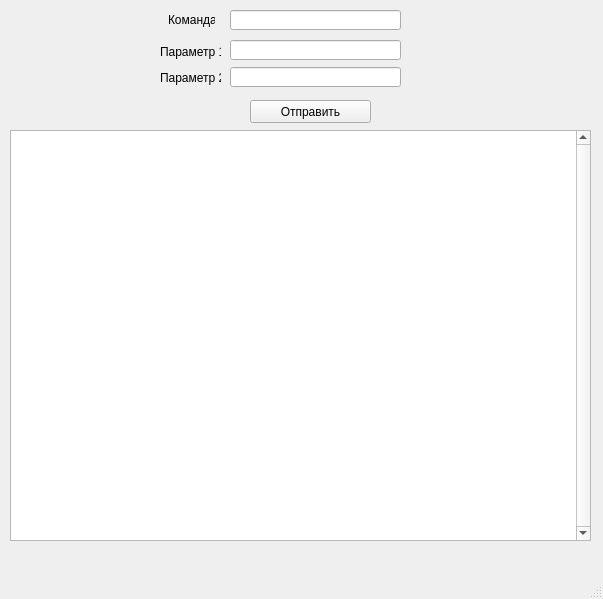
Old version of the form Server/server.ui in the repository iambarsik/QtSockets.
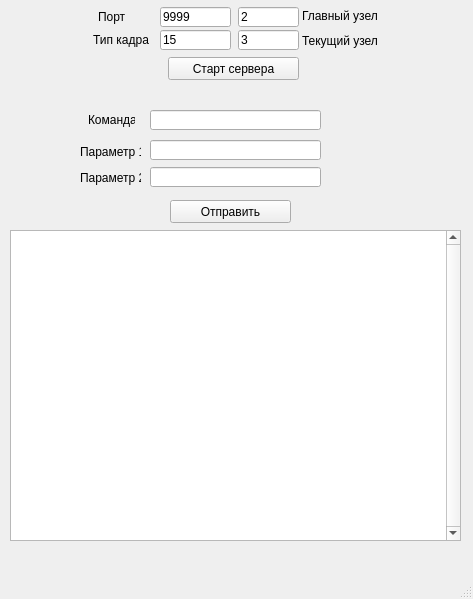
New version of the form.

```diff
--- a/Server/server.ui
+++ b/Server/server.ui
@@ -6,7 +6,7 @@
    <rect>
     <x>0</x>
     <y>0</y>
-    <width>603</width>
+    <width>473</width>
     <height>599</height>
    </rect>
   </property>
@@ -17,8 +17,8 @@
    <widget class="QPushButton" name="pushButton">
     <property name="geometry">
      <rect>
-      <x>250</x>
-      <y>100</y>
+      <x>170</x>
+      <y>200</y>
       <width>121</width>
       <height>23</height>
      </rect>
@@ -30,8 +30,8 @@
    <widget class="QLineEdit" name="lineCommand">
     <property name="geometry">
      <rect>
-      <x>230</x>
-      <y>10</y>
+      <x>150</x>
+      <y>110</y>
       <width>171</width>
       <height>20</height>
      </rect>
@@ -40,8 +40,8 @@
    <widget class="QLabel" name="label_2">
     <property name="geometry">
      <rect>
-      <x>160</x>
-      <y>44</y>
+      <x>80</x>
+      <y>144</y>
       <width>61</width>
       <height>16</height>
      </rect>
@@ -53,8 +53,8 @@
    <widget class="QLabel" name="label_3">
     <property name="geometry">
      <rect>
-      <x>160</x>
-      <y>70</y>
+      <x>80</x>
+      <y>170</y>
       <width>61</width>
       <height>16</height>
      </rect>
@@ -66,8 +66,8 @@
    <widget class="QLineEdit" name="linePar2">
     <property name="geometry">
      <rect>
-      <x>230</x>
-      <y>67</y>
+      <x>150</x>
+      <y>167</y>
       <width>171</width>
       <height>20</height>
      </rect>
@@ -76,8 +76,8 @@
    <widget class="QLabel" name="label">
     <property name="geometry">
      <rect>
-      <x>168</x>
-      <y>10</y>
+      <x>88</x>
+      <y>110</y>
       <width>47</width>
       <height>20</height>
      </rect>
@@ -89,8 +89,8 @@
    <widget class="QLineEdit" name="linePar1">
     <property name="geometry">
      <rect>
-      <x>230</x>
-      <y>40</y>
+      <x>150</x>
+      <y>140</y>
       <width>171</width>
       <height>20</height>
      </rect>
@@ -100,15 +100,135 @@
     <property name="geometry">
      <rect>
       <x>10</x>
-      <y>130</y>
-      <width>581</width>
-      <height>411</height>
+      <y>230</y>
+      <width>451</width>
+      <height>311</height>
      </rect>
     </property>
     <property name="verticalScrollBarPolicy">
      <enum>Qt::ScrollBarAlwaysOn</enum>
     </property>
    </widget>
+   <widget class="QLineEdit" name="linePort">
+    <property name="geometry">
+     <rect>
+      <x>160</x>
+      <y>7</y>
+      <width>71</width>
+      <height>20</height>
+     </rect>
+    </property>
+    <property name="text">
+     <string>9999</string>
+    </property>
+   </widget>
+   <widget class="QLabel" name="label_4">
+    <property name="geometry">
+     <rect>
+      <x>98</x>
+      <y>7</y>
+      <width>47</width>
+      <height>20</height>
+     </rect>
+    </property>
+    <property name="text">
+     <string>Порт</string>
+    </property>
+   </widget>
+   <widget class="QPushButton" name="pushButton_2">
+    <property name="geometry">
+     <rect>
+      <x>168</x>
+      <y>57</y>
+      <width>131</width>
+      <height>23</height>
+     </rect>
+    </property>
+    <property name="text">
+     <string>Старт сервера</string>
+    </property>
+   </widget>
+   <widget class="QLabel" name="label_7">
+    <property name="geometry">
+     <rect>
+      <x>302</x>
+      <y>6</y>
+      <width>101</width>
+      <height>20</height>
+     </rect>
+    </property>
+    <property name="text">
+     <string>Главный узел</string>
+    </property>
+   </widget>
+   <widget class="QLineEdit" name="lineCurrent">
+    <property name="geometry">
+     <rect>
+      <x>238</x>
+      <y>30</y>
+      <width>61</width>
+      <height>20</height>
+     </rect>
+    </property>
+    <property name="text">
+     <string>3</string>
+    </property>
+   </widget>
+   <widget class="QLineEdit" name="lineMain">
+    <property name="geometry">
+     <rect>
+      <x>238</x>
+      <y>7</y>
+      <width>61</width>
+      <height>20</height>
+     </rect>
+    </property>
+    <property name="text">
+     <string>2</string>
+    </property>
+   </widget>
+   <widget class="QLabel" name="label_6">
+    <property name="geometry">
+     <rect>
+      <x>88</x>
+      <y>30</y>
+      <width>61</width>
+      <height>20</height>
+     </rect>
+    </property>
+    <property name="text">
+     <string>Тип кадра</string>
+    </property>
+    <property name="alignment">
+     <set>Qt::AlignRight|Qt::AlignTrailing|Qt::AlignVCenter</set>
+    </property>
+   </widget>
+   <widget class="QLabel" name="label_8">
+    <property name="geometry">
+     <rect>
+      <x>302</x>
+      <y>31</y>
+      <width>101</width>
+      <height>20</height>
+     </rect>
+    </property>
+    <property name="text">
+     <string>Текущий узел</string>
+    </property>
+   </widget>
+   <widget class="QLineEdit" name="lineFrame">
+    <property name="geometry">
+     <rect>
+      <x>160</x>
+      <y>30</y>
+      <width>71</width>
+      <height>20</height>
+     </rect>
+    </property>
+    <property name="text">
+     <string>15</string>
+    </property>
+   </widget>
   </widget>
   <widget class="QMenuBar" name="menubar">
    <property name="geometry">
```
Left out of the diff: 2 changed lines with no effect on the pictures.
